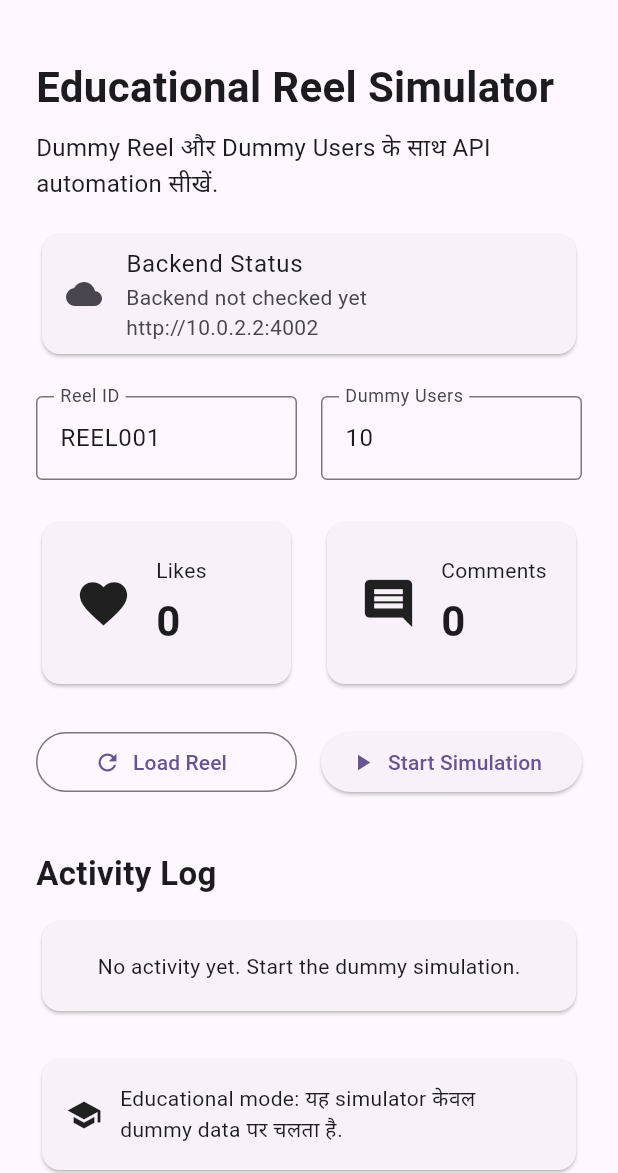
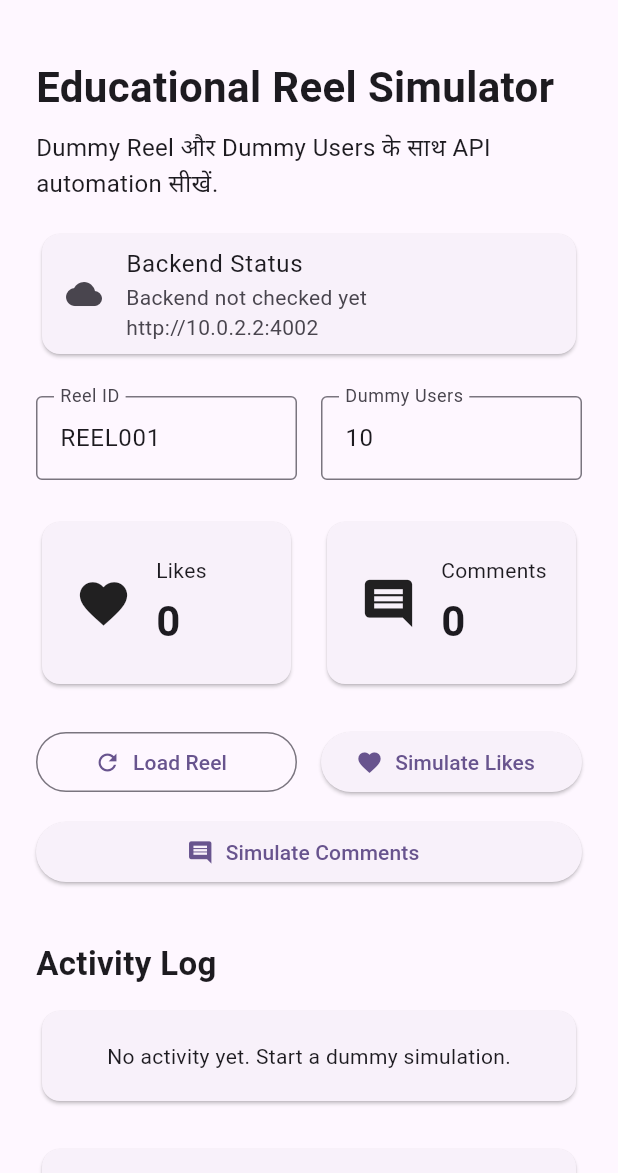
Before and after one commit to thegkexpert662-afk/reel-engagement, a Flutter app: the screen it shows after launch, on a phone screen of 412 x 824 dp, the part 63-1236 px from its top. Run offline on Flutter 3.47's test engine with Material 3 defaults, Android fonts, the phone set to English and light mode, and no system bars.

Commit message:
Add dummy comment simulator controls

```diff
--- a/frontend/lib/main.dart
+++ b/frontend/lib/main.dart
@@ -32,6 +32,7 @@ class _DashboardScreenState extends State<DashboardScreen> {
   int likes = 0;
   int comments = 0;
   bool running = false;
+  bool commentRunning = false;
   String status = 'Backend not checked yet';
   List<Map<String, dynamic>> activity = [];
 
@@ -66,7 +67,7 @@ class _DashboardScreenState extends State<DashboardScreen> {
     final users = int.tryParse(usersController.text) ?? 10;
     setState(() {
       running = true;
-      status = 'Running dummy simulation...';
+      status = 'Running dummy like simulation...';
     });
 
     try {
@@ -82,13 +83,41 @@ class _DashboardScreenState extends State<DashboardScreen> {
       if (response.statusCode != 200) throw Exception('Simulation failed');
 
       await loadReel();
-      if (mounted) {
-        setState(() => status = 'Simulation completed');
-      }
+      if (mounted) setState(() => status = 'Like simulation completed');
     } catch (e) {
       setState(() => status = 'Simulation failed: $e');
     } finally {
       if (mounted) setState(() => running = false);
+    }
+  }
+
+  Future<void> startCommentSimulation() async {
+    final users = int.tryParse(usersController.text) ?? 5;
+    setState(() {
+      commentRunning = true;
+      status = 'Running dummy comment simulation...';
+    });
+
+    try {
+      final response = await http.post(
+        Uri.parse('$apiBaseUrl/api/simulator/comments'),
+        headers: {'Content-Type': 'application/json'},
+        body: jsonEncode({
+          'reelId': reelController.text.trim(),
+          'users': users,
+        }),
+      );
+
+      if (response.statusCode != 200) {
+        throw Exception('Comment simulation failed');
+      }
+
+      await loadReel();
+      if (mounted) setState(() => status = 'Comment simulation completed');
+    } catch (e) {
+      setState(() => status = 'Comment simulation failed: $e');
+    } finally {
+      if (mounted) setState(() => commentRunning = false);
     }
   }
 
@@ -108,7 +137,7 @@ class _DashboardScreenState extends State<DashboardScreen> {
       ),
       actions: [
         IconButton(
-          onPressed: running ? null : loadReel,
+          onPressed: running || commentRunning ? null : loadReel,
           icon: const Icon(Icons.sync),
         ),
       ],
@@ -194,7 +223,8 @@ class _DashboardScreenState extends State<DashboardScreen> {
                 children: [
                   Expanded(
                     child: OutlinedButton.icon(
-                      onPressed: running ? null : loadReel,
+                      onPressed:
+                          running || commentRunning ? null : loadReel,
                       icon: const Icon(Icons.refresh),
                       label: const Text('Load Reel'),
                     ),
@@ -202,16 +232,37 @@ class _DashboardScreenState extends State<DashboardScreen> {
                   const SizedBox(width: 16),
                   Expanded(
                     child: ElevatedButton.icon(
-                      onPressed: running ? null : startSimulation,
+                      onPressed:
+                          running || commentRunning ? null : startSimulation,
                       icon: Icon(
-                        running ? Icons.hourglass_top : Icons.play_arrow,
+                        running ? Icons.hourglass_top : Icons.favorite,
                       ),
                       label: Text(
-                        running ? 'Running...' : 'Start Simulation',
+                        running ? 'Running...' : 'Simulate Likes',
                       ),
                     ),
                   ),
                 ],
+              ),
+              const SizedBox(height: 12),
+              SizedBox(
+                width: double.infinity,
+                child: ElevatedButton.icon(
+                  onPressed:
+                      running || commentRunning
+                          ? null
+                          : startCommentSimulation,
+                  icon: Icon(
+                    commentRunning
+                        ? Icons.hourglass_top
+                        : Icons.comment,
+                  ),
+                  label: Text(
+                    commentRunning
+                        ? 'Running Comments...'
+                        : 'Simulate Comments',
+                  ),
+                ),
               ),
               const SizedBox(height: 35),
               const Text(
@@ -276,7 +327,7 @@ class _DashboardScreenState extends State<DashboardScreen> {
         child: Padding(
           padding: EdgeInsets.all(20),
           child: Center(
-            child: Text('No activity yet. Start the dummy simulation.'),
+            child: Text('No activity yet. Start a dummy simulation.'),
           ),
         ),
       );
```
